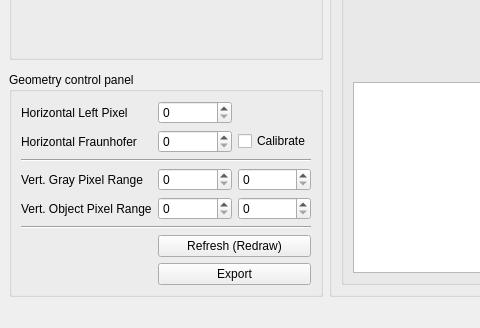
This is UI/UI_Mainwindow.ui in garid3000/bps_spectrometer_gui as Qt 5 draws it before an edit; both pictures show x 0 to 480 and y 392 to 720 of the 1280 by 720 pixel window. The edited form follows.
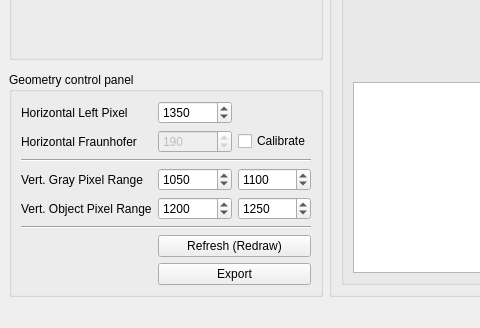
This is the edited form. Custom widgets are drawn as their Qt base class.

Commit message: Show, raw bayer data, (and cropped regions) on designated areas

```diff
--- a/UI/UI_Mainwindow.ui
+++ b/UI/UI_Mainwindow.ui
@@ -22,7 +22,17 @@
       </property>
       <layout class="QGridLayout" name="gridLayout_2" columnstretch="0,1,1">
        <item row="4" column="1">
-        <widget class="QSpinBox" name="sb_obje_top_pxl"/>
+        <widget class="QSpinBox" name="sb_obje_top_pxl">
+         <property name="minimum">
+          <number>500</number>
+         </property>
+         <property name="maximum">
+          <number>2000</number>
+         </property>
+         <property name="value">
+          <number>1200</number>
+         </property>
+        </widget>
        </item>
        <item row="6" column="1" colspan="2">
         <widget class="QPushButton" name="pb_refresh">
@@ -32,7 +42,17 @@
         </widget>
        </item>
        <item row="0" column="1">
-        <widget class="QSpinBox" name="sb_horx_left_pxl"/>
+        <widget class="QSpinBox" name="sb_horx_left_pxl">
+         <property name="minimum">
+          <number>900</number>
+         </property>
+         <property name="maximum">
+          <number>1700</number>
+         </property>
+         <property name="value">
+          <number>1350</number>
+         </property>
+        </widget>
        </item>
        <item row="0" column="0">
         <widget class="QLabel" name="_label_1">
@@ -63,7 +83,17 @@
         </widget>
        </item>
        <item row="4" column="2">
-        <widget class="QSpinBox" name="sb_obje_bot_pxl"/>
+        <widget class="QSpinBox" name="sb_obje_bot_pxl">
+         <property name="minimum">
+          <number>500</number>
+         </property>
+         <property name="maximum">
+          <number>2000</number>
+         </property>
+         <property name="value">
+          <number>1250</number>
+         </property>
+        </widget>
        </item>
        <item row="4" column="0">
         <widget class="QLabel" name="_label_3">
@@ -80,13 +110,43 @@
         </widget>
        </item>
        <item row="3" column="2">
-        <widget class="QSpinBox" name="sb_gray_bot_pxl"/>
+        <widget class="QSpinBox" name="sb_gray_bot_pxl">
+         <property name="minimum">
+          <number>500</number>
+         </property>
+         <property name="maximum">
+          <number>2000</number>
+         </property>
+         <property name="value">
+          <number>1100</number>
+         </property>
+        </widget>
        </item>
        <item row="3" column="1">
-        <widget class="QSpinBox" name="sb_gray_top_pxl"/>
+        <widget class="QSpinBox" name="sb_gray_top_pxl">
+         <property name="minimum">
+          <number>500</number>
+         </property>
+         <property name="maximum">
+          <number>2000</number>
+         </property>
+         <property name="value">
+          <number>1050</number>
+         </property>
+        </widget>
        </item>
        <item row="1" column="1">
-        <widget class="QSpinBox" name="sb_horx_frau_pxl"/>
+        <widget class="QSpinBox" name="sb_horx_frau_pxl">
+         <property name="enabled">
+          <bool>false</bool>
+         </property>
+         <property name="maximum">
+          <number>9999</number>
+         </property>
+         <property name="value">
+          <number>190</number>
+         </property>
+        </widget>
        </item>
        <item row="7" column="1" colspan="2">
         <widget class="QPushButton" name="pb_export">
```
Left out of the diff: 3 changed lines with no effect on the pictures. The commit also changes 2 other files.
